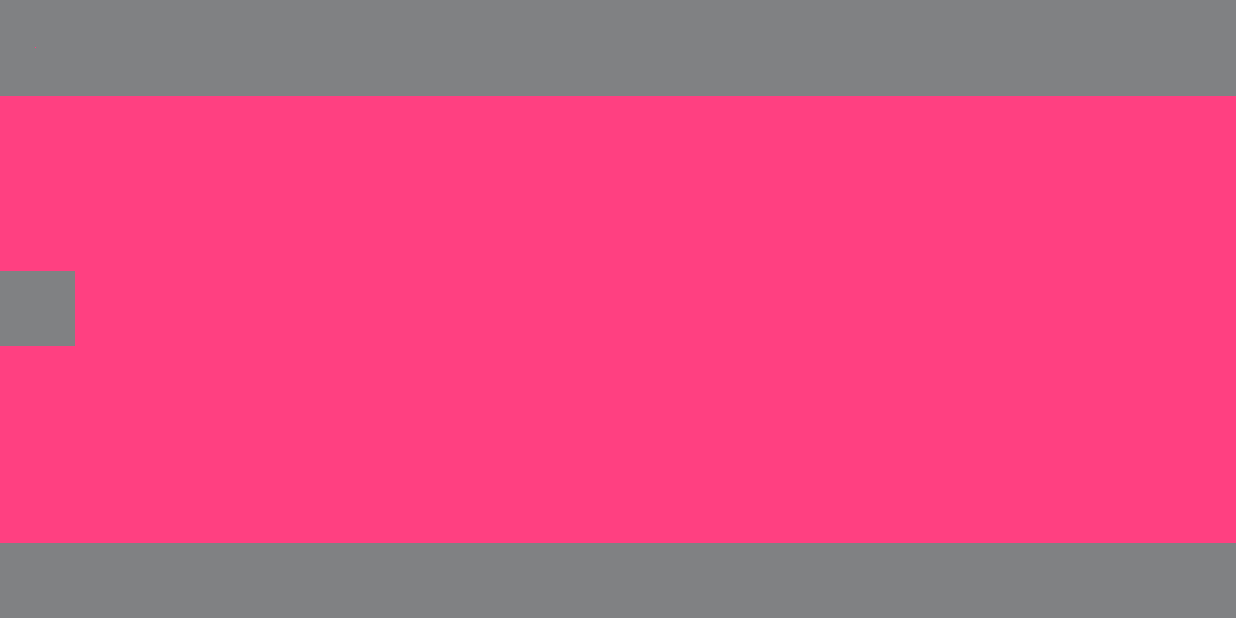
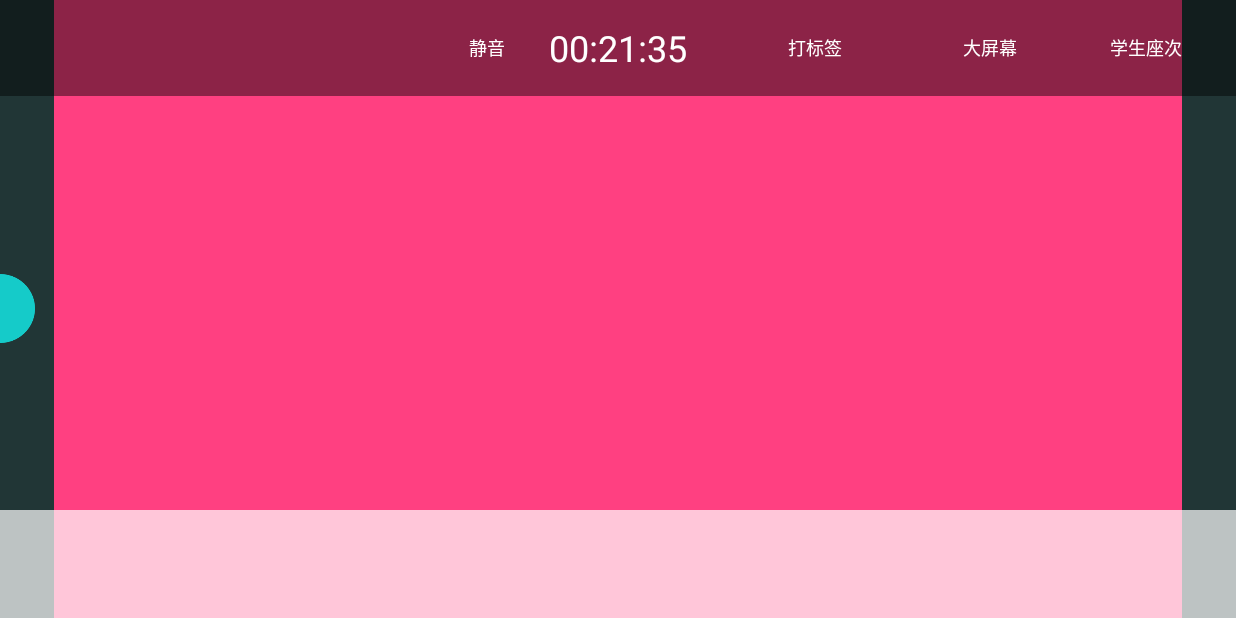
Before and after one commit to jiucongtian/ruiyitong, an Android app: the Lesson screen opened directly, with no data from a screen before it, on a phone screen of 824 x 412 dp (held sideways). Run offline under Robolectric (Android 15) with nearby library versions, the phone set to English and light mode, and no system bars; our stand-ins replace ButterKnife; libraries missing offline, so code that uses them is left out: com.mikepenz.iconics; 1 statement that could not run was skipped.

Commit message:
调整上课页布局

```diff
--- a/app/src/main/res/layout/activity_lesson.xml
+++ b/app/src/main/res/layout/activity_lesson.xml
@@ -3,40 +3,154 @@
 <android.support.v4.widget.DrawerLayout xmlns:android="http://schemas.android.com/apk/res/android"
     xmlns:app="http://schemas.android.com/apk/res-auto"
     android:layout_width="match_parent"
-    android:layout_height="match_parent">
+    android:layout_height="match_parent"
+    xmlns:tools="http://schemas.android.com/tools"
+    tools:ignore="MissingPrefix">
     <RelativeLayout
         android:layout_width="match_parent"
-        android:layout_height="match_parent">
+        android:layout_height="match_parent"
+        android:background="@color/color_213636">
         <ImageView
             android:layout_width="match_parent"
             android:layout_height="match_parent"
-            android:background="@color/red"/>\
-        <ImageView
-            android:layout_width="50dp"
-            android:layout_height="50dp"
-            android:background="@color/font_gray"
+            android:layout_marginLeft="36dp"
+            android:layout_marginRight="36dp"
+            android:background="@color/red"/>
+
+        <FrameLayout
+            android:layout_width="wrap_content"
+            android:layout_height="wrap_content"
+            tools:background="@color/font_gray"
             android:layout_alignParentLeft="true"
-            android:layout_centerVertical="true"/>
+            android:layout_centerVertical="true">
+            <ImageView
+                android:layout_width="23dp"
+                android:layout_height="46dp"
+                android:background="@mipmap/half_circle"/>
+            <ImageView
+                android:layout_gravity="center_vertical"
+                android:layout_width="18dp"
+                android:layout_height="18dp"
+                tools:src="@color/black"
+                app:ico_color="@color/white"
+                app:ico_icon="fon_81b"/>
+        </FrameLayout>
 
         <RelativeLayout
             android:layout_width="match_parent"
             android:layout_height="64dp"
             android:layout_alignParentTop="true"
-            android:background="@color/font_gray">
+            android:background="@color/black_translucence">
 
             <ImageView
                 android:id="@+id/imageView"
+                android:layout_width="30dp"
+                android:layout_height="30dp"
+                android:layout_alignParentStart="true"
+                android:layout_centerVertical="true"
+                android:layout_marginLeft="36dp"
+                tools:src="@color/black"
+                app:ico_color="@color/white"
+                app:ico_icon="fon_816" />
+
+            <TextView
+                android:id="@+id/tv_lesson_time"
+                style="@style/txt_24_white"
+                android:layout_width="120dp"
+                android:layout_height="wrap_content"
+                android:layout_centerInParent="true"
+                android:gravity="center"
+                android:text="00:21:35"/>
+            <LinearLayout
+                android:orientation="horizontal"
                 android:layout_width="wrap_content"
                 android:layout_height="wrap_content"
-                android:layout_alignParentStart="true"
                 android:layout_centerVertical="true"
-                android:layout_marginStart="23dp"
-                app:srcCompat="@color/colorAccent" />
+                android:layout_gravity="center_vertical"
+                android:layout_toLeftOf="@id/tv_lesson_time"
+                android:layout_marginRight="15dp">
+                <ImageView
+                    android:layout_width="30dp"
+                    android:layout_height="30dp"
+                    tools:src="@color/black"
+                    app:ico_color="@color/white"
+                    app:ico_icon="fon_817"/>
+                <TextView
+                    style="@style/txt_12_white"
+                    android:layout_width="wrap_content"
+                    android:layout_height="wrap_content"
+                    android:layout_gravity="center_vertical"
+                    android:layout_marginLeft="8dp"
+
+                    android:text="静音"/>
+            </LinearLayout>
+
+            <LinearLayout
+                android:orientation="horizontal"
+                android:layout_width="wrap_content"
+                android:layout_height="wrap_content"
+                android:layout_centerVertical="true"
+                android:layout_gravity="center_vertical"
+                android:layout_marginLeft="15dp"
+                android:layout_toRightOf="@id/tv_lesson_time">
+                <ImageView
+                    android:layout_width="30dp"
+                    android:layout_height="30dp"
+                    tools:src="@color/black"
+                    app:ico_color="@color/white"
+                    app:ico_icon="fon_81e"/>
+                <TextView
+                    style="@style/txt_12_white"
+                    android:layout_width="wrap_content"
+                    android:layout_height="wrap_content"
+                    android:layout_gravity="center_vertical"
+                    android:layout_marginLeft="8dp"
+                    android:text="打标签"/>
+
+            </LinearLayout>
+
+
+            <LinearLayout
+                android:orientation="horizontal"
+                android:layout_width="wrap_content"
+                android:layout_height="wrap_content"
+                android:layout_centerVertical="true"
+                android:gravity="center_vertical"
+                android:layout_alignParentRight="true">
+                <ImageView
+                    android:layout_width="30dp"
+                    android:layout_height="30dp"
+                    tools:src="@color/black"
+                    app:ico_color="@color/white"
+                    app:ico_icon="fon_815"/>
+                <TextView
+                    style="@style/txt_12_white"
+                    android:layout_width="wrap_content"
+                    android:layout_height="wrap_content"
+                    android:layout_gravity="center_vertical"
+                    android:layout_marginLeft="8dp"
+                    android:text="大屏幕"/>
+                <ImageView
+                    android:layout_width="30dp"
+                    android:layout_height="30dp"
+                    android:layout_marginLeft="24dp"
+                    tools:src="@color/black"
+                    app:ico_color="@color/white"
+                    app:ico_icon="fon_81c"/>
+                <TextView
+                    style="@style/txt_12_white"
+                    android:layout_width="wrap_content"
+                    android:layout_height="wrap_content"
+                    android:layout_gravity="center_vertical"
+                    android:layout_marginLeft="8dp"
+                    android:layout_marginRight="36dp"
+                    android:text="学生座次"/>
+            </LinearLayout>
         </RelativeLayout>
         <RelativeLayout
             android:layout_width="match_parent"
-            android:layout_height="50dp"
-            android:background="@color/font_gray"
+            android:layout_height="72dp"
+            android:background="@color/white_translucence"
             android:layout_alignParentBottom="true">
         </RelativeLayout>
     </RelativeLayout>
--- a/app/src/main/res/values/colors.xml
+++ b/app/src/main/res/values/colors.xml
@@ -8,7 +8,8 @@
     <color name="red">#ff4081</color>
     <color name="red_1">#ff0000</color>
     <color name="white">#ffffff</color>
-
+    <color name="black_translucence">#73000000</color>
+    <color name="white_translucence">#B3FFFFFF</color>
 
 
     <color name="icon_blue_sky">#15cbc9</color>
@@ -29,6 +30,16 @@
     <color name="color_475361">#475361</color>
     <color name="font_white">#ffffff</color>
 
+
+
+
+    <color name="color_213636">#213636</color>
+
+
+
+
+
+
     <color name="transparent">#00000000</color>
 
 </resources>
--- a/app/src/main/res/values/styles.xml
+++ b/app/src/main/res/values/styles.xml
@@ -28,6 +28,11 @@
     <style name="txt_12_gray">
         <item name="android:textSize">12sp</item>
         <item name="android:textColor">@color/font_gray</item>
+    </style>
+
+    <style name="txt_12_white">
+        <item name="android:textSize">12sp</item>
+        <item name="android:textColor">@color/font_white</item>
     </style>
 
     <style name="txt_14_gray">
```
Also changed, not shown: app/src/main/res/mipmap-xhdpi/half_circle.png (added).
